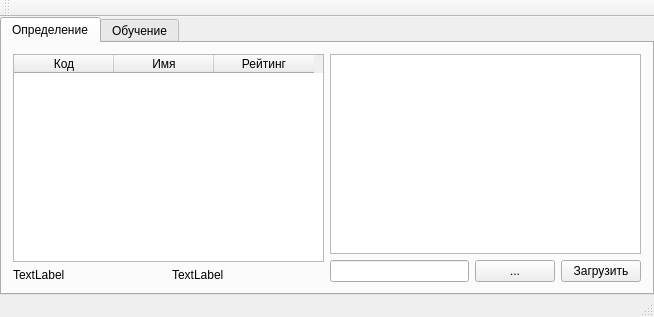
First picture: the form in sartificialneuralweb.ui, repository shotInLeg/SArtificialNeuralWeb, before the edit.
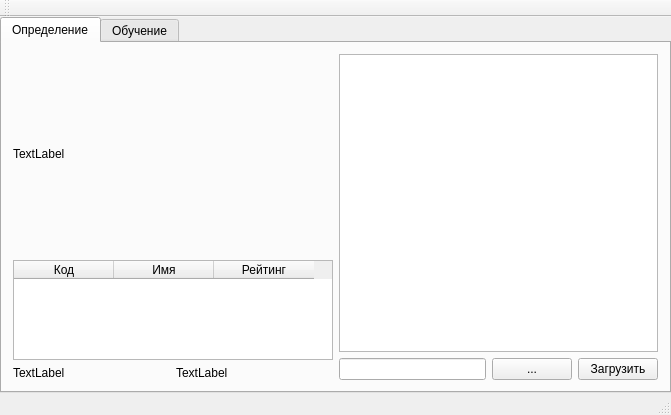
Second picture: the form after the edit. The open tabs and pages were chosen to show the change.

```diff
--- a/sartificialneuralweb.ui
+++ b/sartificialneuralweb.ui
@@ -6,8 +6,8 @@
    <rect>
     <x>0</x>
     <y>0</y>
-    <width>654</width>
-    <height>317</height>
+    <width>671</width>
+    <height>415</height>
    </rect>
   </property>
   <property name="windowTitle">
@@ -39,6 +39,25 @@
        <layout class="QHBoxLayout" name="horizontalLayout">
         <item>
          <layout class="QVBoxLayout" name="verticalLayout_3">
+          <item>
+           <widget class="QLabel" name="imgWork">
+            <property name="minimumSize">
+             <size>
+              <width>200</width>
+              <height>200</height>
+             </size>
+            </property>
+            <property name="maximumSize">
+             <size>
+              <width>200</width>
+              <height>200</height>
+             </size>
+            </property>
+            <property name="text">
+             <string>TextLabel</string>
+            </property>
+           </widget>
+          </item>
           <item>
            <widget class="QTableWidget" name="twResults">
             <column>
```
Left out of the diff: 27 changed lines with no effect on the pictures.
